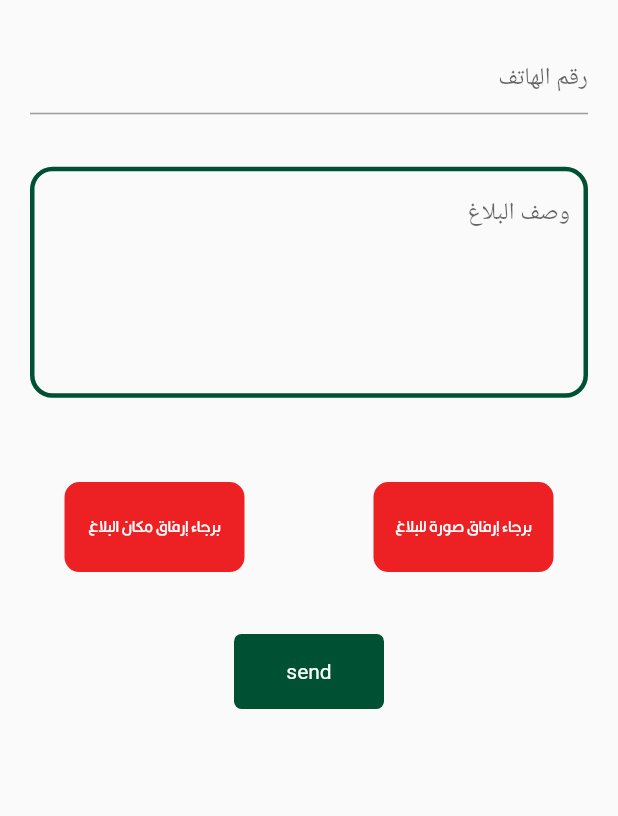
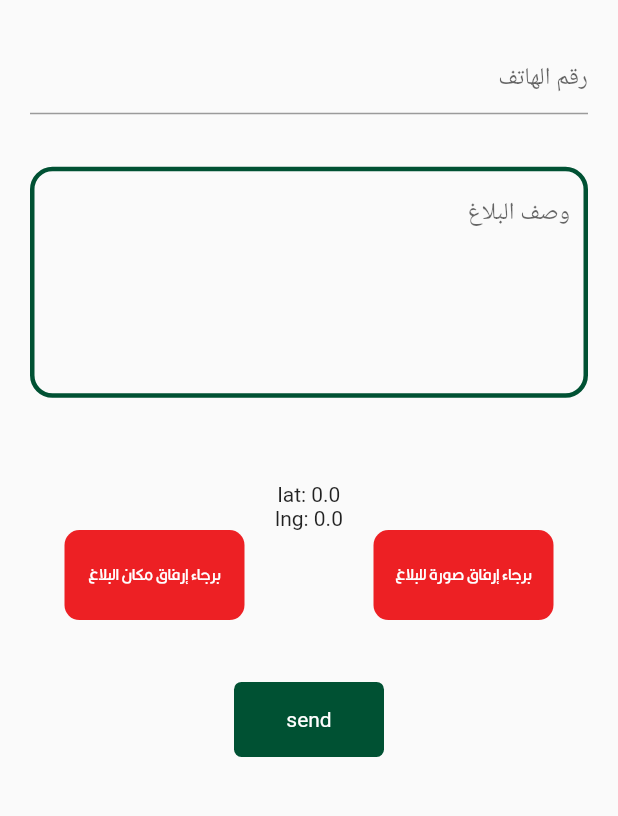
Before and after one commit to andrewayadwadie/fly, a Flutter app: the ReportScreen widget shown alone on an empty page, opened directly, after a tap on "الإبلاغ عن منطقة حشرات", on a phone screen of 412 x 824 dp, the part 204-1020 px from its top. Run offline on Flutter 3.47's test engine with Material 2 defaults, Android fonts, the phone set to English and light mode, and no system bars; our stand-ins replace get, get_storage, google_maps_flutter, image_picker, location, persistent_bottom_nav_bar and 1 more; missing offline and left inert: flutter_polyline_points, hawk_fab_menu; accounts and stored records are empty; project files that could hold a hidden picture were left out.

Commit message:
23-1-2022

```diff
--- a/lib/utils/constants.dart
+++ b/lib/utils/constants.dart
@@ -3,3 +3,4 @@ const String apiUrl = "https://arganzwina.com/api";
 const String imageUrl = "https://arganzwina.com/Files/Photos/";
 const String appTitle = "arganzwina";
 const String fontFamily = "hanimation";
+const String apiKey = 'AIzaSyDZ-SZIKecRx9PAFOwW2c-KgRfcdS475Wo';
--- a/lib/view/report_screen/report_screen.dart
+++ b/lib/view/report_screen/report_screen.dart
@@ -23,10 +23,10 @@ class _ReportScreenState extends State<ReportScreen> {
     'Track of my reports'
   ];
   final List<Widget> screens = [
-     BugReportScreen(),
-     BugReportScreen(),
-     BugReportScreen(),
-     BugReportScreen(),
+     BugReportScreen(lat:0.0 ,lng: 0.0,),
+     BugReportScreen(lat:0.0 ,lng: 0.0,),
+     BugReportScreen(lat:0.0 ,lng: 0.0,),
+     BugReportScreen(lat:0.0 ,lng: 0.0,),
   ];
 
   @override
--- a/lib/view/reports_categories/bug_report/bug_report_screen.dart
+++ b/lib/view/reports_categories/bug_report/bug_report_screen.dart
@@ -1,13 +1,21 @@
 import 'package:flutter/material.dart';
+import 'package:get/get.dart';
+import 'package:google_maps_flutter/google_maps_flutter.dart';
+import 'package:hawk_fab_menu/hawk_fab_menu.dart';
+
 import 'package:fly/core/controller/image_picker_controller.dart';
 import 'package:fly/test_map_screen.dart';
 import 'package:fly/utils/style.dart';
 import 'package:fly/view/shared_widgets/header_widget.dart';
-import 'package:get/get.dart';
-import 'package:hawk_fab_menu/hawk_fab_menu.dart';
 
 class BugReportScreen extends StatelessWidget {
-  BugReportScreen({Key? key}) : super(key: key);
+  BugReportScreen({
+    Key? key,
+    required this.lat,
+    required this.lng,
+  }) : super(key: key);
+  final double lat;
+  final double lng;
   final _formKey = GlobalKey<FormState>();
   String? phone;
   @override
@@ -125,7 +133,12 @@ class BugReportScreen extends StatelessWidget {
                         SizedBox(
                           height: MediaQuery.of(context).size.height / 20,
                         ),
-
+                 Column(
+                   children: [
+                     Text("lat: $lat"),
+                     Text("lng: $lng"),
+                   ],
+                 ),
                         Row(
                           mainAxisAlignment: MainAxisAlignment.spaceAround,
                           children: [
--- a/pubspec.yaml
+++ b/pubspec.yaml
@@ -46,7 +46,8 @@ dependencies:
   google_fonts: any
   hawk_fab_menu: ^1.1.1
   cool_alert: ^1.1.0
-  flutter_google_places: ^0.3.0
+  flutter_google_places: any
+  flutter_polyline_points: ^1.0.0
 
 dev_dependencies:
   flutter_test:
```
Also changed, not shown: lib/model/directions_model.dart (added, +50 -0 lines), lib/test_map_screen.dart (+78 -7 lines), pubspec.lock.
